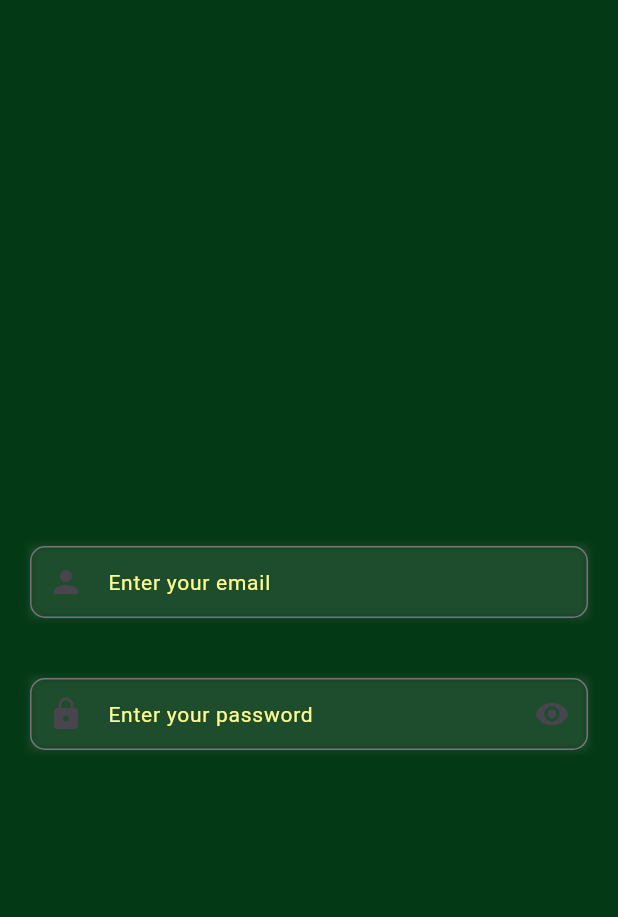
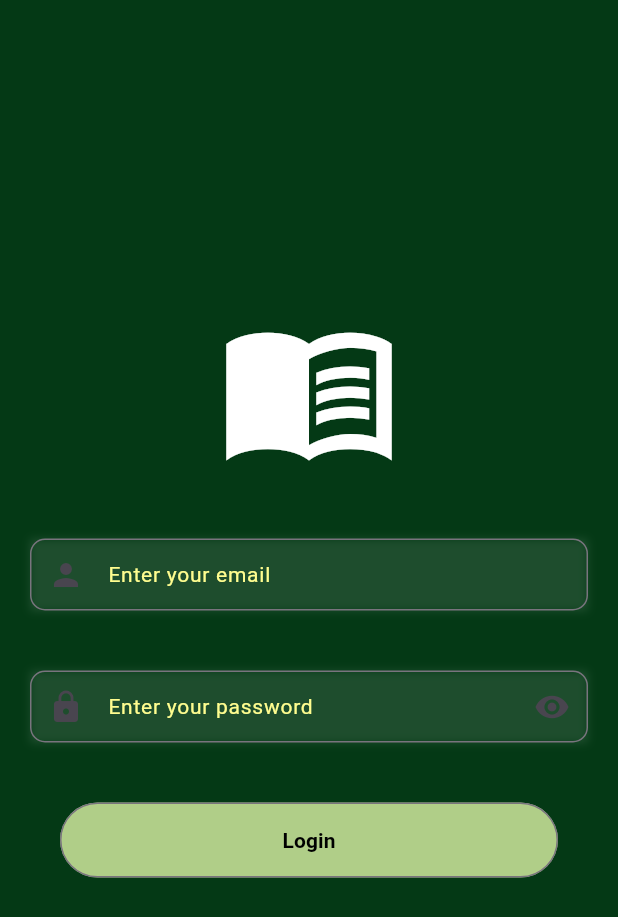
Before and after one commit to NtimaneKamohelo/thuto, a Flutter app: the screen it shows after launch, on a phone screen of 412 x 824 dp. Shown: the top 917 px of the screen. Run offline on Flutter 3.47's test engine with Material 3 defaults, Android fonts, the phone set to English and light mode, and no system bars.

Commit message:
Login Buttons

```diff
--- /dev/null
+++ b/thuto_frontend/lib/core/utils/buttons_utils.dart
@@ -0,0 +1,37 @@
+import 'package:flutter/material.dart';
+import 'package:thuto_frontend/config/constants/app_colors.dart';
+
+class ButtonsUtils {
+
+  final VoidCallback onPressed; //Function to handle button pressed
+  final String btnText;
+
+  ButtonsUtils({
+    required this.onPressed,
+    required this.btnText,
+  });
+
+  //Login Button
+  Container LoginBtn(){
+    return Container(
+      margin: EdgeInsets.all(40),
+      child: OutlinedButton(
+        onPressed: onPressed,
+        style: OutlinedButton.styleFrom(
+          padding: EdgeInsets.symmetric(horizontal: 70),
+          backgroundColor: AppColors.secondary,
+          minimumSize: Size(double.infinity, 50)
+        ),
+        child: Text(
+          btnText,
+          style: TextStyle(
+            fontWeight: FontWeight.bold,
+            color: Colors.black
+          ),
+        ),
+      ),
+    );
+  }
+
+
+}
--- a/thuto_frontend/lib/features/auth/presentation/login_screen.dart
+++ b/thuto_frontend/lib/features/auth/presentation/login_screen.dart
@@ -1,9 +1,13 @@
 import 'package:flutter/material.dart';
 import 'package:thuto_frontend/config/constants/app_strings.dart';
+import 'package:thuto_frontend/core/utils/buttons_utils.dart';
 import 'package:thuto_frontend/core/utils/textfield_utils.dart';
+import 'package:thuto_frontend/features/auth/presentation/home_screen.dart';
 
 class LoginScreen extends StatefulWidget {
   const LoginScreen({super.key});
+
+  static const String id = '/LoginScreen';
 
   @override
   State<LoginScreen> createState() => _LoginScreenState();
@@ -19,10 +23,21 @@ class _LoginScreenState extends State<LoginScreen> {
   Widget build(BuildContext context) {
     return Scaffold(
       body: Center(
+        child: SingleChildScrollView(
           child: Column(
             mainAxisAlignment: MainAxisAlignment.center,
             crossAxisAlignment: CrossAxisAlignment.center,
             children: [
+
+              //Logo Section
+              Container(
+                //height: MediaQuery.of(context).size.height,
+                child: Icon(
+                    Icons.menu_book_sharp,
+                    size: 120,
+                    color: Colors.white,
+                  ),
+              ),
 
               //Username- Email
               TextfieldUtils(
@@ -38,7 +53,16 @@ class _LoginScreenState extends State<LoginScreen> {
                 textEditingController: passwordController,
                 isPass: true,
               ).passwordTextfield(),
+
+              //LoginButton
+              ButtonsUtils(
+                onPressed: () {
+                  Navigator.pushNamed(context, '/HomeScreen');
+                },
+                btnText: "Login",
+              ).LoginBtn()
             ],
+          ),
         ),
       ),
     );
--- a/thuto_frontend/lib/main.dart
+++ b/thuto_frontend/lib/main.dart
@@ -1,5 +1,6 @@
 import 'package:flutter/material.dart';
 import 'package:thuto_frontend/config/constants/app_colors.dart';
+import 'package:thuto_frontend/features/auth/presentation/home_screen.dart';
 import 'package:thuto_frontend/features/auth/presentation/loading_screen.dart';
 
 void main() {
@@ -20,6 +21,12 @@
       ),
 
       home: LoadingScreen(),
+
+
+      //Routes
+      routes: {
+        HomeScreen.id: (context) => HomeScreen(),
+      },
     );
   }
 }
```
Also changed, not shown: thuto_frontend/lib/features/auth/presentation/home_screen.dart (added, +17 -0 lines), thuto_frontend/lib/features/auth/presentation/loading_screen.dart (+9 -5 lines). Lines whose indentation alone changed are shown as unchanged.
